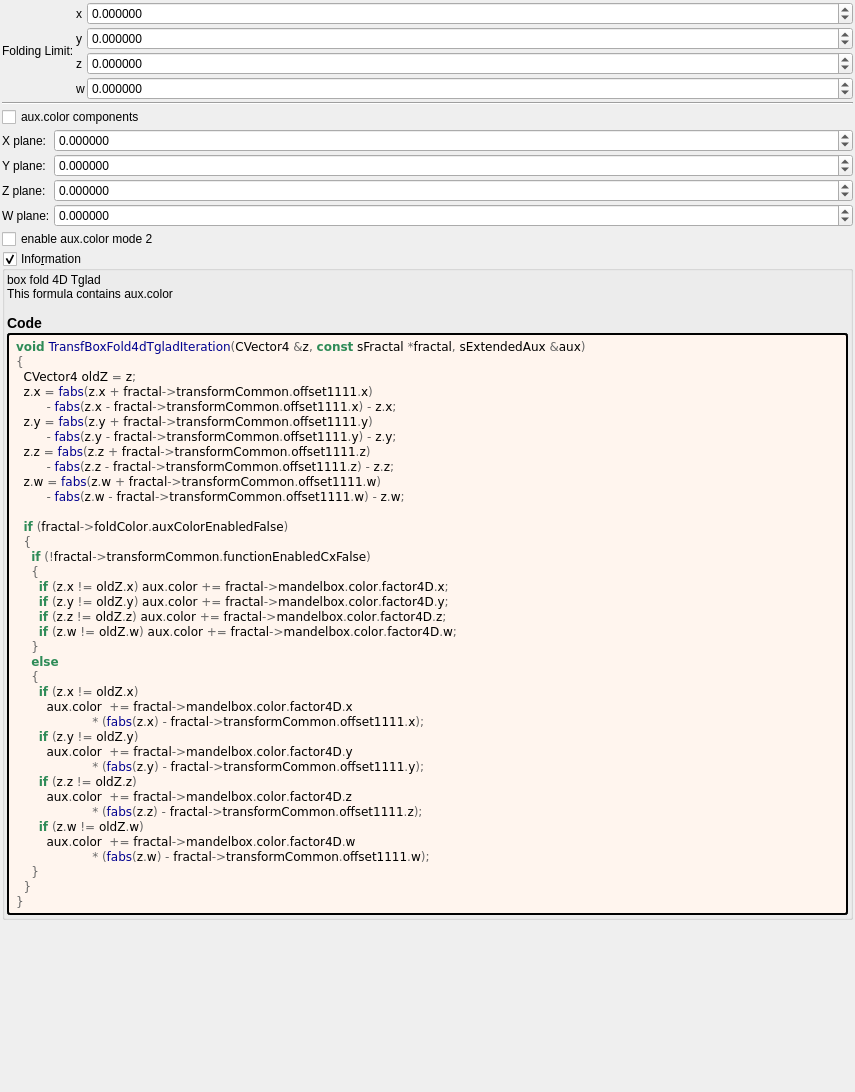
Qt form mandelbulber2/formula/ui/transf_box_fold4d_tglad.ui (buddhi1980/mandelbulber2) before a commit.
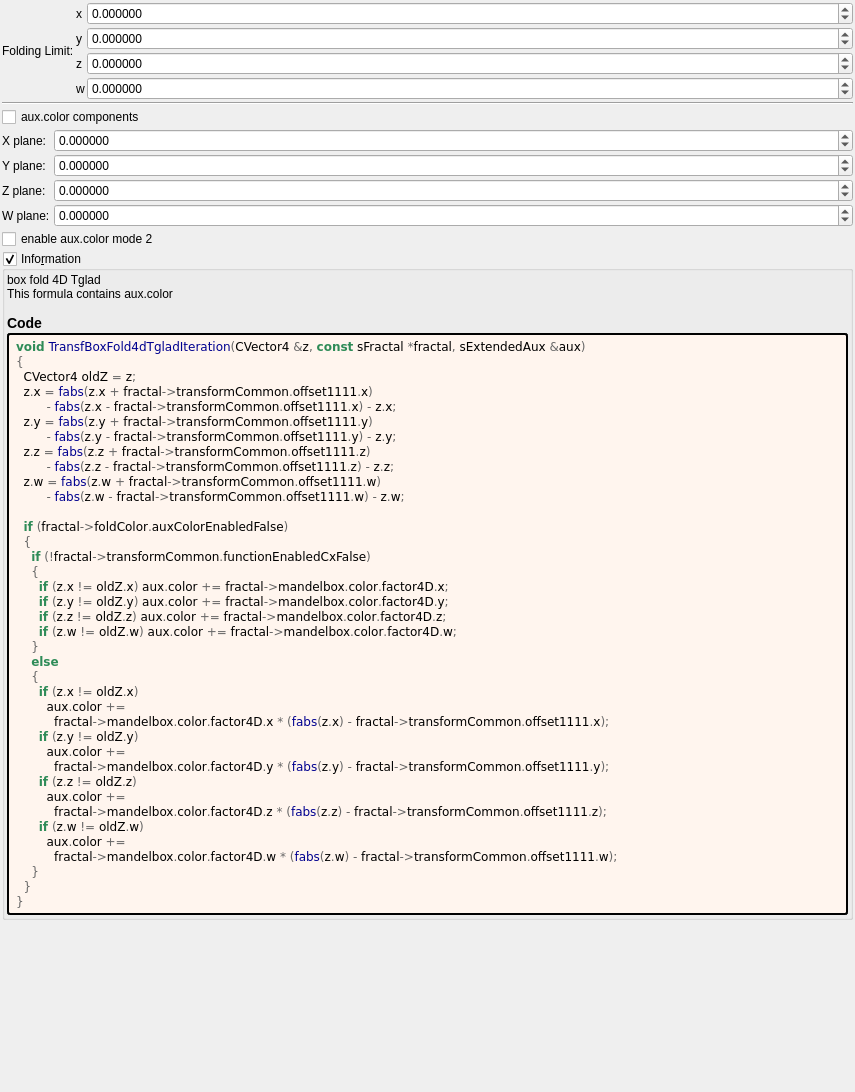
The same form after that commit. Custom widgets are drawn as their Qt base class.

Patch:
```diff
--- a/mandelbulber2/formula/ui/transf_box_fold4d_tglad.ui
+++ b/mandelbulber2/formula/ui/transf_box_fold4d_tglad.ui
@@ -427,17 +427,17 @@
     &lt;span style=&quot;color:#2e8b57; font-weight:bold&quot;&gt;else&lt;/span&gt;
     &lt;span style=&quot;color:#676767&quot;&gt;{&lt;/span&gt;
       &lt;span style=&quot;color:#2e8b57; font-weight:bold&quot;&gt;if&lt;/span&gt; &lt;span style=&quot;color:#676767&quot;&gt;(&lt;/span&gt;z&lt;span style=&quot;color:#676767&quot;&gt;.&lt;/span&gt;x &lt;span style=&quot;color:#676767&quot;&gt;!=&lt;/span&gt; oldZ&lt;span style=&quot;color:#676767&quot;&gt;.&lt;/span&gt;x&lt;span style=&quot;color:#676767&quot;&gt;)&lt;/span&gt;
-        aux&lt;span style=&quot;color:#676767&quot;&gt;.&lt;/span&gt;color  &lt;span style=&quot;color:#676767&quot;&gt;+=&lt;/span&gt; fractal&lt;span style=&quot;color:#676767&quot;&gt;-&amp;gt;&lt;/span&gt;mandelbox&lt;span style=&quot;color:#676767&quot;&gt;.&lt;/span&gt;color&lt;span style=&quot;color:#676767&quot;&gt;.&lt;/span&gt;factor4D&lt;span style=&quot;color:#676767&quot;&gt;.&lt;/span&gt;x
-                    &lt;span style=&quot;color:#676767&quot;&gt;* (&lt;/span&gt;&lt;span style=&quot;color:#00008f&quot;&gt;fabs&lt;/span&gt;&lt;span style=&quot;color:#676767&quot;&gt;(&lt;/span&gt;z&lt;span style=&quot;color:#676767&quot;&gt;.&lt;/span&gt;x&lt;span style=&quot;color:#676767&quot;&gt;) -&lt;/span&gt; fractal&lt;span style=&quot;color:#676767&quot;&gt;-&amp;gt;&lt;/span&gt;transformCommon&lt;span style=&quot;color:#676767&quot;&gt;.&lt;/span&gt;offset1111&lt;span style=&quot;color:#676767&quot;&gt;.&lt;/span&gt;x&lt;span style=&quot;color:#676767&quot;&gt;);&lt;/span&gt;
+        aux&lt;span style=&quot;color:#676767&quot;&gt;.&lt;/span&gt;color &lt;span style=&quot;color:#676767&quot;&gt;+=&lt;/span&gt;
+          fractal&lt;span style=&quot;color:#676767&quot;&gt;-&amp;gt;&lt;/span&gt;mandelbox&lt;span style=&quot;color:#676767&quot;&gt;.&lt;/span&gt;color&lt;span style=&quot;color:#676767&quot;&gt;.&lt;/span&gt;factor4D&lt;span style=&quot;color:#676767&quot;&gt;.&lt;/span&gt;x &lt;span style=&quot;color:#676767&quot;&gt;* (&lt;/span&gt;&lt;span style=&quot;color:#00008f&quot;&gt;fabs&lt;/span&gt;&lt;span style=&quot;color:#676767&quot;&gt;(&lt;/span&gt;z&lt;span style=&quot;color:#676767&quot;&gt;.&lt;/span&gt;x&lt;span style=&quot;color:#676767&quot;&gt;) -&lt;/span&gt; fractal&lt;span style=&quot;color:#676767&quot;&gt;-&amp;gt;&lt;/span&gt;transformCommon&lt;span style=&quot;color:#676767&quot;&gt;.&lt;/span&gt;offset1111&lt;span style=&quot;color:#676767&quot;&gt;.&lt;/span&gt;x&lt;span style=&quot;color:#676767&quot;&gt;);&lt;/span&gt;
       &lt;span style=&quot;color:#2e8b57; font-weight:bold&quot;&gt;if&lt;/span&gt; &lt;span style=&quot;color:#676767&quot;&gt;(&lt;/span&gt;z&lt;span style=&quot;color:#676767&quot;&gt;.&lt;/span&gt;y &lt;span style=&quot;color:#676767&quot;&gt;!=&lt;/span&gt; oldZ&lt;span style=&quot;color:#676767&quot;&gt;.&lt;/span&gt;y&lt;span style=&quot;color:#676767&quot;&gt;)&lt;/span&gt;
-        aux&lt;span style=&quot;color:#676767&quot;&gt;.&lt;/span&gt;color  &lt;span style=&quot;color:#676767&quot;&gt;+=&lt;/span&gt; fractal&lt;span style=&quot;color:#676767&quot;&gt;-&amp;gt;&lt;/span&gt;mandelbox&lt;span style=&quot;color:#676767&quot;&gt;.&lt;/span&gt;color&lt;span style=&quot;color:#676767&quot;&gt;.&lt;/span&gt;factor4D&lt;span style=&quot;color:#676767&quot;&gt;.&lt;/span&gt;y
-                    &lt;span style=&quot;color:#676767&quot;&gt;* (&lt;/span&gt;&lt;span style=&quot;color:#00008f&quot;&gt;fabs&lt;/span&gt;&lt;span style=&quot;color:#676767&quot;&gt;(&lt;/span&gt;z&lt;span style=&quot;color:#676767&quot;&gt;.&lt;/span&gt;y&lt;span style=&quot;color:#676767&quot;&gt;) -&lt;/span&gt; fractal&lt;span style=&quot;color:#676767&quot;&gt;-&amp;gt;&lt;/span&gt;transformCommon&lt;span style=&quot;color:#676767&quot;&gt;.&lt;/span&gt;offset1111&lt;span style=&quot;color:#676767&quot;&gt;.&lt;/span&gt;y&lt;span style=&quot;color:#676767&quot;&gt;);&lt;/span&gt;
+        aux&lt;span style=&quot;color:#676767&quot;&gt;.&lt;/span&gt;color &lt;span style=&quot;color:#676767&quot;&gt;+=&lt;/span&gt;
+          fractal&lt;span style=&quot;color:#676767&quot;&gt;-&amp;gt;&lt;/span&gt;mandelbox&lt;span style=&quot;color:#676767&quot;&gt;.&lt;/span&gt;color&lt;span style=&quot;color:#676767&quot;&gt;.&lt;/span&gt;factor4D&lt;span style=&quot;color:#676767&quot;&gt;.&lt;/span&gt;y &lt;span style=&quot;color:#676767&quot;&gt;* (&lt;/span&gt;&lt;span style=&quot;color:#00008f&quot;&gt;fabs&lt;/span&gt;&lt;span style=&quot;color:#676767&quot;&gt;(&lt;/span&gt;z&lt;span style=&quot;color:#676767&quot;&gt;.&lt;/span&gt;y&lt;span style=&quot;color:#676767&quot;&gt;) -&lt;/span&gt; fractal&lt;span style=&quot;color:#676767&quot;&gt;-&amp;gt;&lt;/span&gt;transformCommon&lt;span style=&quot;color:#676767&quot;&gt;.&lt;/span&gt;offset1111&lt;span style=&quot;color:#676767&quot;&gt;.&lt;/span&gt;y&lt;span style=&quot;color:#676767&quot;&gt;);&lt;/span&gt;
       &lt;span style=&quot;color:#2e8b57; font-weight:bold&quot;&gt;if&lt;/span&gt; &lt;span style=&quot;color:#676767&quot;&gt;(&lt;/span&gt;z&lt;span style=&quot;color:#676767&quot;&gt;.&lt;/span&gt;z &lt;span style=&quot;color:#676767&quot;&gt;!=&lt;/span&gt; oldZ&lt;span style=&quot;color:#676767&quot;&gt;.&lt;/span&gt;z&lt;span style=&quot;color:#676767&quot;&gt;)&lt;/span&gt;
-        aux&lt;span style=&quot;color:#676767&quot;&gt;.&lt;/span&gt;color  &lt;span style=&quot;color:#676767&quot;&gt;+=&lt;/span&gt; fractal&lt;span style=&quot;color:#676767&quot;&gt;-&amp;gt;&lt;/span&gt;mandelbox&lt;span style=&quot;color:#676767&quot;&gt;.&lt;/span&gt;color&lt;span style=&quot;color:#676767&quot;&gt;.&lt;/span&gt;factor4D&lt;span style=&quot;color:#676767&quot;&gt;.&lt;/span&gt;z
-                    &lt;span style=&quot;color:#676767&quot;&gt;* (&lt;/span&gt;&lt;span style=&quot;color:#00008f&quot;&gt;fabs&lt;/span&gt;&lt;span style=&quot;color:#676767&quot;&gt;(&lt;/span&gt;z&lt;span style=&quot;color:#676767&quot;&gt;.&lt;/span&gt;z&lt;span style=&quot;color:#676767&quot;&gt;) -&lt;/span&gt; fractal&lt;span style=&quot;color:#676767&quot;&gt;-&amp;gt;&lt;/span&gt;transformCommon&lt;span style=&quot;color:#676767&quot;&gt;.&lt;/span&gt;offset1111&lt;span style=&quot;color:#676767&quot;&gt;.&lt;/span&gt;z&lt;span style=&quot;color:#676767&quot;&gt;);&lt;/span&gt;
+        aux&lt;span style=&quot;color:#676767&quot;&gt;.&lt;/span&gt;color &lt;span style=&quot;color:#676767&quot;&gt;+=&lt;/span&gt;
+          fractal&lt;span style=&quot;color:#676767&quot;&gt;-&amp;gt;&lt;/span&gt;mandelbox&lt;span style=&quot;color:#676767&quot;&gt;.&lt;/span&gt;color&lt;span style=&quot;color:#676767&quot;&gt;.&lt;/span&gt;factor4D&lt;span style=&quot;color:#676767&quot;&gt;.&lt;/span&gt;z &lt;span style=&quot;color:#676767&quot;&gt;* (&lt;/span&gt;&lt;span style=&quot;color:#00008f&quot;&gt;fabs&lt;/span&gt;&lt;span style=&quot;color:#676767&quot;&gt;(&lt;/span&gt;z&lt;span style=&quot;color:#676767&quot;&gt;.&lt;/span&gt;z&lt;span style=&quot;color:#676767&quot;&gt;) -&lt;/span&gt; fractal&lt;span style=&quot;color:#676767&quot;&gt;-&amp;gt;&lt;/span&gt;transformCommon&lt;span style=&quot;color:#676767&quot;&gt;.&lt;/span&gt;offset1111&lt;span style=&quot;color:#676767&quot;&gt;.&lt;/span&gt;z&lt;span style=&quot;color:#676767&quot;&gt;);&lt;/span&gt;
       &lt;span style=&quot;color:#2e8b57; font-weight:bold&quot;&gt;if&lt;/span&gt; &lt;span style=&quot;color:#676767&quot;&gt;(&lt;/span&gt;z&lt;span style=&quot;color:#676767&quot;&gt;.&lt;/span&gt;w &lt;span style=&quot;color:#676767&quot;&gt;!=&lt;/span&gt; oldZ&lt;span style=&quot;color:#676767&quot;&gt;.&lt;/span&gt;w&lt;span style=&quot;color:#676767&quot;&gt;)&lt;/span&gt;
-        aux&lt;span style=&quot;color:#676767&quot;&gt;.&lt;/span&gt;color  &lt;span style=&quot;color:#676767&quot;&gt;+=&lt;/span&gt; fractal&lt;span style=&quot;color:#676767&quot;&gt;-&amp;gt;&lt;/span&gt;mandelbox&lt;span style=&quot;color:#676767&quot;&gt;.&lt;/span&gt;color&lt;span style=&quot;color:#676767&quot;&gt;.&lt;/span&gt;factor4D&lt;span style=&quot;color:#676767&quot;&gt;.&lt;/span&gt;w
-                    &lt;span style=&quot;color:#676767&quot;&gt;* (&lt;/span&gt;&lt;span style=&quot;color:#00008f&quot;&gt;fabs&lt;/span&gt;&lt;span style=&quot;color:#676767&quot;&gt;(&lt;/span&gt;z&lt;span style=&quot;color:#676767&quot;&gt;.&lt;/span&gt;w&lt;span style=&quot;color:#676767&quot;&gt;) -&lt;/span&gt; fractal&lt;span style=&quot;color:#676767&quot;&gt;-&amp;gt;&lt;/span&gt;transformCommon&lt;span style=&quot;color:#676767&quot;&gt;.&lt;/span&gt;offset1111&lt;span style=&quot;color:#676767&quot;&gt;.&lt;/span&gt;w&lt;span style=&quot;color:#676767&quot;&gt;);&lt;/span&gt;
+        aux&lt;span style=&quot;color:#676767&quot;&gt;.&lt;/span&gt;color &lt;span style=&quot;color:#676767&quot;&gt;+=&lt;/span&gt;
+          fractal&lt;span style=&quot;color:#676767&quot;&gt;-&amp;gt;&lt;/span&gt;mandelbox&lt;span style=&quot;color:#676767&quot;&gt;.&lt;/span&gt;color&lt;span style=&quot;color:#676767&quot;&gt;.&lt;/span&gt;factor4D&lt;span style=&quot;color:#676767&quot;&gt;.&lt;/span&gt;w &lt;span style=&quot;color:#676767&quot;&gt;* (&lt;/span&gt;&lt;span style=&quot;color:#00008f&quot;&gt;fabs&lt;/span&gt;&lt;span style=&quot;color:#676767&quot;&gt;(&lt;/span&gt;z&lt;span style=&quot;color:#676767&quot;&gt;.&lt;/span&gt;w&lt;span style=&quot;color:#676767&quot;&gt;) -&lt;/span&gt; fractal&lt;span style=&quot;color:#676767&quot;&gt;-&amp;gt;&lt;/span&gt;transformCommon&lt;span style=&quot;color:#676767&quot;&gt;.&lt;/span&gt;offset1111&lt;span style=&quot;color:#676767&quot;&gt;.&lt;/span&gt;w&lt;span style=&quot;color:#676767&quot;&gt;);&lt;/span&gt;
     &lt;span style=&quot;color:#676767&quot;&gt;}&lt;/span&gt;
   &lt;span style=&quot;color:#676767&quot;&gt;}&lt;/span&gt;
 &lt;span style=&quot;color:#676767&quot;&gt;}&lt;/span&gt;
```
